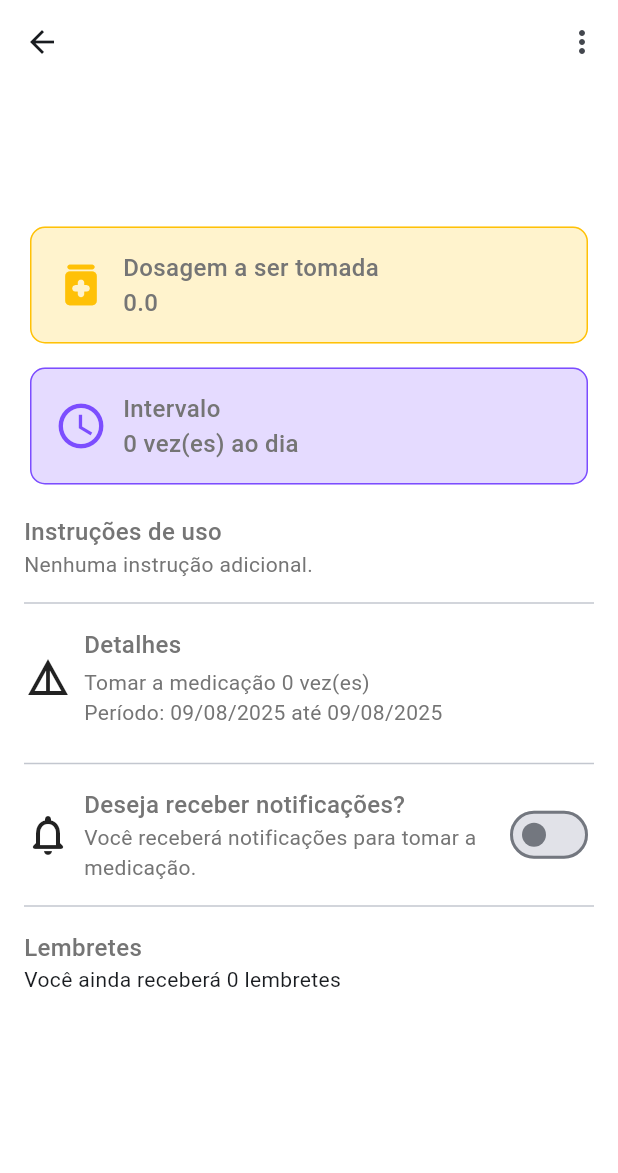
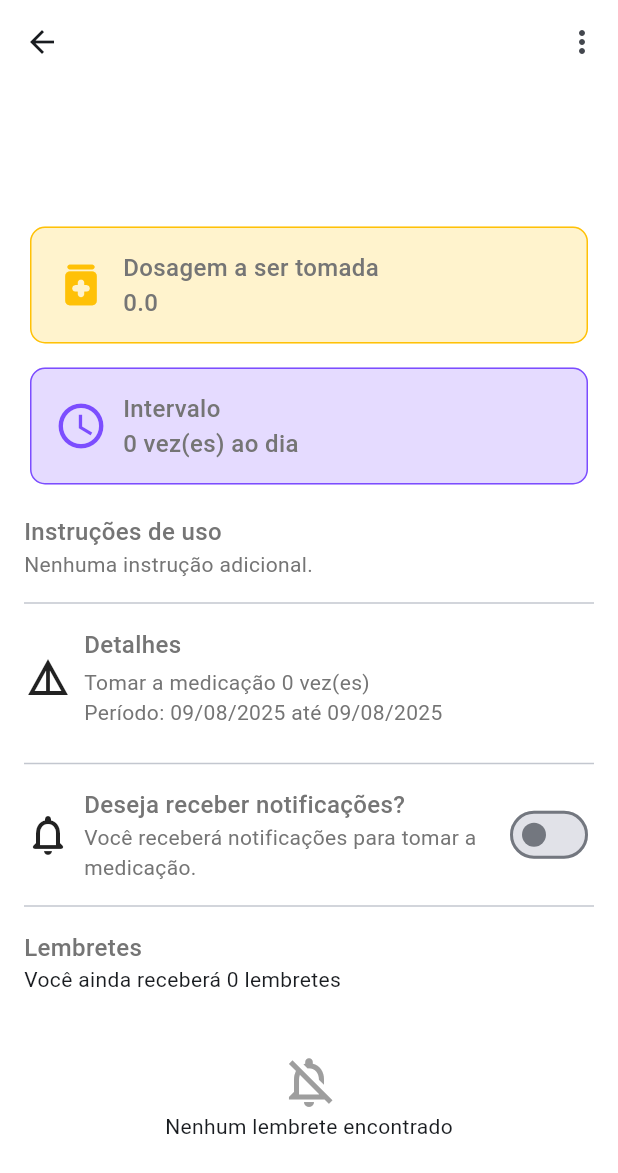
Before and after one commit to joaolucasbarboza/mobile-right-dose, a Flutter app: the DetailsPrescriptionScreen screen opened directly with empty values, on a phone screen of 412 x 824 dp. Shown: the top 1173 px of the screen. Run offline on Flutter 3.47's test engine with Material 3 defaults, Android fonts, the phone set to English and light mode, and no system bars; our stand-ins replace date_format, firebase_core, firebase_messaging, flutter_local_notifications, shared_preferences; accounts and stored records are empty; generated files the repository leaves out were written again; network calls fail.

```diff
--- /dev/null
+++ b/lib/ui/prescription/widgets/history_notifications.dart
@@ -0,0 +1,23 @@
+import 'package:flutter/widgets.dart';
+import 'package:tcc/utils/custom_text_style.dart';
+
+class HistoryNotifications extends StatefulWidget {
+  const HistoryNotifications({super.key});
+
+  @override
+  State<HistoryNotifications> createState() => _HistoryNotificationsState();
+}
+
+class _HistoryNotificationsState extends State<HistoryNotifications> {
+  @override
+  Widget build(BuildContext context) {
+    return Column(
+      children: [
+        Text(
+          "Histórico de lembretes",
+          style: customTextLabelPrimary(),
+        )
+      ],
+    );
+  }
+}
--- a/lib/ui/prescription/widgets/list_view_notifications.dart
+++ b/lib/ui/prescription/widgets/list_view_notifications.dart
@@ -26,9 +26,13 @@ class ListViewNotifications extends StatelessWidget {
     final updateStatusNotifier =
         Provider.of<UpdateStatusNotificationViewModel>(context, listen: true);
     return Column(
+      children: [
+        Column(
           children: notifications.map((notification) {
-        final formattedDate = _dateFormat.format(notification.notificationTime);
-        final formattedTime = _timeFormat.format(notification.notificationTime);
+            final formattedDate =
+                _dateFormat.format(notification.notificationTime);
+            final formattedTime =
+                _timeFormat.format(notification.notificationTime);
 
             const colorGray = Color(0xFFF4F4F4);
             const confirmedStatus = 'CONFIRMED';
@@ -103,7 +107,8 @@ class ListViewNotifications extends StatelessWidget {
                                           ScaffoldMessenger.of(context)
                                               .showSnackBar(
                                             const SnackBar(
-                                          behavior: SnackBarBehavior.floating,
+                                              behavior:
+                                                  SnackBarBehavior.floating,
                                               duration: Duration(seconds: 2),
                                               content: Text(
                                                   'Status atualizado com sucesso!'),
@@ -133,6 +138,28 @@ class ListViewNotifications extends StatelessWidget {
               ],
             );
           }).toList(),
+        ),
+        notifications.isEmpty
+            ? Container(
+                alignment: Alignment.center,
+                height: 120,
+                child: Column(
+                  mainAxisAlignment: MainAxisAlignment.center,
+                  children: [
+                    const Icon(
+                      Icons.notifications_off_outlined,
+                      size: 40,
+                      color: Colors.grey,
+                    ),
+                    Text("Nenhum lembrete encontrado"),
+                  ],
+                ),
+              )
+            : ButtonSecondaryComponent(
+                text: "Ver todos os lembretes",
+                isLoading: false,
+                onPressed: () => {})
+      ],
     );
   }
 }
--- a/lib/ui/prescription/widgets/text_details_prescription_component.dart
+++ b/lib/ui/prescription/widgets/text_details_prescription_component.dart
@@ -2,6 +2,7 @@ import 'package:flutter/material.dart';
 import 'package:intl/intl.dart';
 import 'package:tcc/models/prescription.dart';
 import 'package:tcc/ui/prescription/widgets/card_info_prescription.dart';
+import 'package:tcc/ui/prescription/widgets/history_notifications.dart';
 import 'package:tcc/ui/prescription/widgets/list_view_notifications.dart';
 import 'package:tcc/utils/custom_text_style.dart';
 import 'package:tcc/utils/format_strings.dart';
@@ -41,7 +42,6 @@ class TextDetailsPrescriptionComponent extends StatelessWidget {
             padding: const EdgeInsets.all(16.0),
             child: Text(medicineName, style: customTextTitle()),
           ),
-
           CardInfoPrescription(
             icon: const Icon(Icons.medication_rounded,
                 size: 36, color: Colors.amber),
@@ -49,9 +49,7 @@ class TextDetailsPrescriptionComponent extends StatelessWidget {
             primaryLabel: 'Dosagem a ser tomada',
             secondaryLabel: '$dosageAmount ${formatDosageUnit(dosageUnit)}',
           ),
-
           const SizedBox(height: 8),
-
           CardInfoPrescription(
             icon: const Icon(Icons.access_time_outlined,
                 size: 36, color: Colors.deepPurpleAccent),
@@ -61,9 +59,7 @@ class TextDetailsPrescriptionComponent extends StatelessWidget {
                 ? 'A cada $frequency ${formatUomFrequency(uomFrequency)}'
                 : '$frequency vez(es) ao dia',
           ),
-
           const SizedBox(height: 16),
-
           Column(
             crossAxisAlignment: CrossAxisAlignment.start,
             children: [
@@ -76,11 +72,9 @@ class TextDetailsPrescriptionComponent extends StatelessWidget {
               ),
             ],
           ),
-
           const SizedBox(height: 8),
           Divider(),
           const SizedBox(height: 8),
-
           Row(
             spacing: _spacing,
             children: [
@@ -93,8 +87,8 @@ class TextDetailsPrescriptionComponent extends StatelessWidget {
                 spacing: 4,
                 children: [
                   Text('Detalhes', style: customTextLabelPrimary()),
-                  !indefinite ?
-                    Column(
+                  !indefinite
+                      ? Column(
                           crossAxisAlignment: CrossAxisAlignment.start,
                           children: [
                             Text(
@@ -107,16 +101,17 @@ class TextDetailsPrescriptionComponent extends StatelessWidget {
                             ),
                           ],
                         )
-                      : Text("Está medicação não possui um período definido.", style: customTextLabel(),)
+                      : Text(
+                          "Está medicação não possui um período definido.",
+                          style: customTextLabel(),
+                        )
                 ],
               ),
             ],
           ),
-
           const SizedBox(height: 16),
           Divider(),
           const SizedBox(height: 8),
-
           Row(
             spacing: _spacing,
             children: [
@@ -147,7 +142,6 @@ class TextDetailsPrescriptionComponent extends StatelessWidget {
           const SizedBox(height: 8),
           Divider(),
           const SizedBox(height: 8),
-
           Column(
             crossAxisAlignment: CrossAxisAlignment.start,
             children: [
@@ -155,12 +149,16 @@ class TextDetailsPrescriptionComponent extends StatelessWidget {
                 'Lembretes',
                 style: customTextLabelPrimary(),
               ),
-              Text("Você ainda receberá ${p.notifications.length} lembretes")
+              !indefinite
+                  ? Text(
+                      "Você ainda receberá ${p.notifications.length} lembretes")
+                  : Text("Seus próximos lembretes")
             ],
           ),
-
           const SizedBox(height: 8),
           ListViewNotifications(notifications: p.notifications),
+          const SizedBox(height: 16),
+          HistoryNotifications()
         ],
       ),
     );
--- a/lib/utils/routes.dart
+++ b/lib/utils/routes.dart
@@ -1,5 +1,5 @@
 class Routes {
-  static const apiUrl = "http://192.168.0.18:8080";
+  static const apiUrl = "http://192.168.0.14:8080";
   static const authLogin = "$apiUrl/auth/login";
   static const authRegister = "$apiUrl/auth/register";
 
```
Also changed, not shown: lib/main.dart (+34 -32 lines), lib/ui/core/home_screen.dart (+6 -41 lines). Lines whose indentation alone changed are shown as unchanged.
